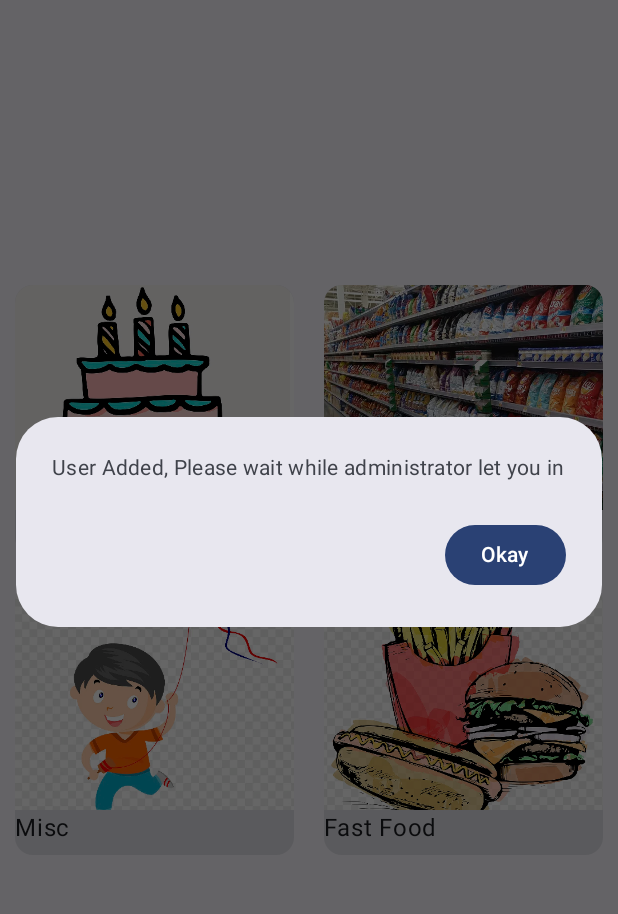
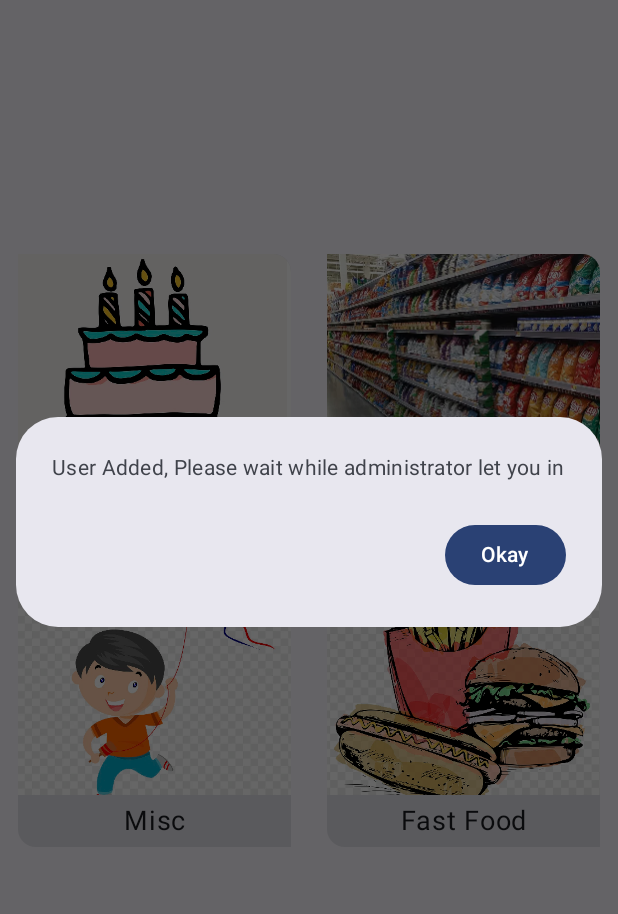
Before and after one commit to srsizan/businesskitchen, an Android app built with Jetpack Compose: the HomeScreen screen opened through its navigation route, on a phone screen of 412 x 824 dp, the part 96-1010 px from its top. Run offline under Robolectric (Android 15) with nearby library versions, the phone set to English and light mode, and no system bars; our stand-ins replace Dagger/Hilt's generated code, Firebase (no records; nobody signed in at launch, a user with empty details on screens opened directly), Timber.

Commit message:
[Business Kitchen] UI Update

```diff
--- /dev/null
+++ b/app/src/main/java/com/samiun/businesskitchen/ui/components/ItemwithImage.kt
@@ -0,0 +1,62 @@
+package com.samiun.businesskitchen.ui.components
+
+import android.content.Context
+import androidx.compose.foundation.layout.Column
+import androidx.compose.foundation.layout.fillMaxWidth
+import androidx.compose.foundation.layout.height
+import androidx.compose.foundation.layout.padding
+import androidx.compose.foundation.layout.wrapContentWidth
+import androidx.compose.foundation.shape.RoundedCornerShape
+import androidx.compose.material3.Card
+import androidx.compose.material3.ExperimentalMaterial3Api
+import androidx.compose.material3.Text
+import androidx.compose.runtime.Composable
+import androidx.compose.ui.Alignment
+import androidx.compose.ui.Modifier
+import androidx.compose.ui.layout.ContentScale
+import androidx.compose.ui.res.stringResource
+import androidx.compose.ui.text.style.TextAlign
+import androidx.compose.ui.unit.dp
+import androidx.compose.ui.unit.sp
+import coil.compose.AsyncImage
+import com.samiun.businesskitchen.R
+
+@OptIn(ExperimentalMaterial3Api::class)
+@Composable
+fun ItemWithImage(context: Context,name: String, image: String, modifier: Modifier,onClick: () -> Unit) {
+    Card(
+        onClick = onClick,
+        shape = RoundedCornerShape(
+            topStart = 0.dp,
+            topEnd = 12.dp,
+            bottomStart = 12.dp,
+            bottomEnd = 0.dp
+        ),
+        modifier = Modifier
+            .padding(horizontal = 12.dp)
+            .padding(bottom = 26.dp)
+    ) {
+        Column() {
+            AsyncImage(
+                modifier = modifier.height(150.dp),
+                contentScale = ContentScale.Crop,
+                model = context.resources.getIdentifier(
+                    image,
+                    "drawable",
+                    "com.samiun.businesskitchen"
+                ),
+                contentDescription = stringResource(R.string.imagedescription),
+            )
+            Text(
+                text = name,
+                textAlign = TextAlign.Center,
+                maxLines = 2,
+                fontSize = 18.sp,
+                modifier = Modifier
+                    .fillMaxWidth()
+                    .padding(5.dp)
+                    .wrapContentWidth(Alignment.CenterHorizontally)
+            )
+        }
+    }
+}
--- a/app/src/main/java/com/samiun/businesskitchen/ui/screens/homescreen/HomeScreen.kt
+++ b/app/src/main/java/com/samiun/businesskitchen/ui/screens/homescreen/HomeScreen.kt
@@ -45,6 +45,7 @@ import com.google.firebase.firestore.ktx.firestore
 import com.google.firebase.ktx.Firebase
 import com.samiun.businesskitchen.R
 import com.samiun.businesskitchen.ui.components.HomeScreenTopBar
+import com.samiun.businesskitchen.ui.components.ItemWithImage
 import com.samiun.businesskitchen.ui.screens.SharedViewModel
 import com.samiun.businesskitchen.ui.screens.homescreen.HomeScreenContants.CAN_ACCESS
 import com.samiun.businesskitchen.ui.screens.homescreen.HomeScreenContants.USER_ID
@@ -226,39 +227,21 @@ fun HomeScreen(
                     ) {
                         Timber.e("$selectedItems")
                         items(selectedItems!!) { foodItems ->
-                            Card(
-                                modifier = modifier
-                                    .fillMaxWidth()
-                                    .height(200.dp)
-                                    .padding(10.dp)
-                                    .combinedClickable(
-                                        onClick = {
-                                            navController.navigate(foodItems.first)
-                                            Timber.d(foodItems.first)
-                                            Timber.d(foodItems.second.toString())
-                                        },
-                                        onLongClick = {
-                                        }
-                                    )
-                            ) {
                                 Box(
                                     contentAlignment = Alignment.Center
                                 ) {
                                     Column {
-                                        AsyncImage(
-                                            modifier = modifier.height(150.dp),
-                                            model = context.resources.getIdentifier(
-                                                foodItems.second,
-                                                "drawable",
-                                                "com.samiun.businesskitchen"
-                                            ),
-                                            contentDescription = stringResource(R.string.imagedescription),
-                                            contentScale = ContentScale.Crop
-                                        )
-                                        Text(text = foodItems.first)
+                                        ItemWithImage(
+                                            context = context,
+                                            name = foodItems.first,
+                                            image = foodItems.second,
+                                            modifier = modifier
+                                        ) {
+                                            navController.navigate(foodItems.first)
+                                        }
                                     }
                                 }
-                            }
+
                         }
                     }
                 }
--- /dev/null
+++ b/app/src/main/res/values/anim.xml
@@ -0,0 +1,4 @@
+<?xml version="1.0" encoding="utf-8"?>
+<resources>
+    <integer name="slide">200</integer>
+</resources>
--- a/app/src/main/res/values/themes.xml
+++ b/app/src/main/res/values/themes.xml
@@ -1,5 +1,4 @@
 <?xml version="1.0" encoding="utf-8"?>
 <resources>
-
     <style name="Theme.BusinessKitchen" parent="android:Theme.Material.Light.NoActionBar" />
 </resources>
```
Also changed, not shown: app/src/main/java/com/samiun/businesskitchen/ui/components/ItemCard.kt (added, +47 -0 lines), app/src/main/java/com/samiun/businesskitchen/ui/screens/cakescreen/CakeScreen.kt (+11 -17 lines), app/src/main/java/com/samiun/businesskitchen/ui/theme/Color.kt (+8 -6 lines), app/src/main/java/com/samiun/businesskitchen/ui/theme/Theme.kt (+9 -6 lines), app/src/main/res/values/colors.xml (+18 -7 lines), app/src/main/res/values/dimens.xml (added, +19 -0 lines).
